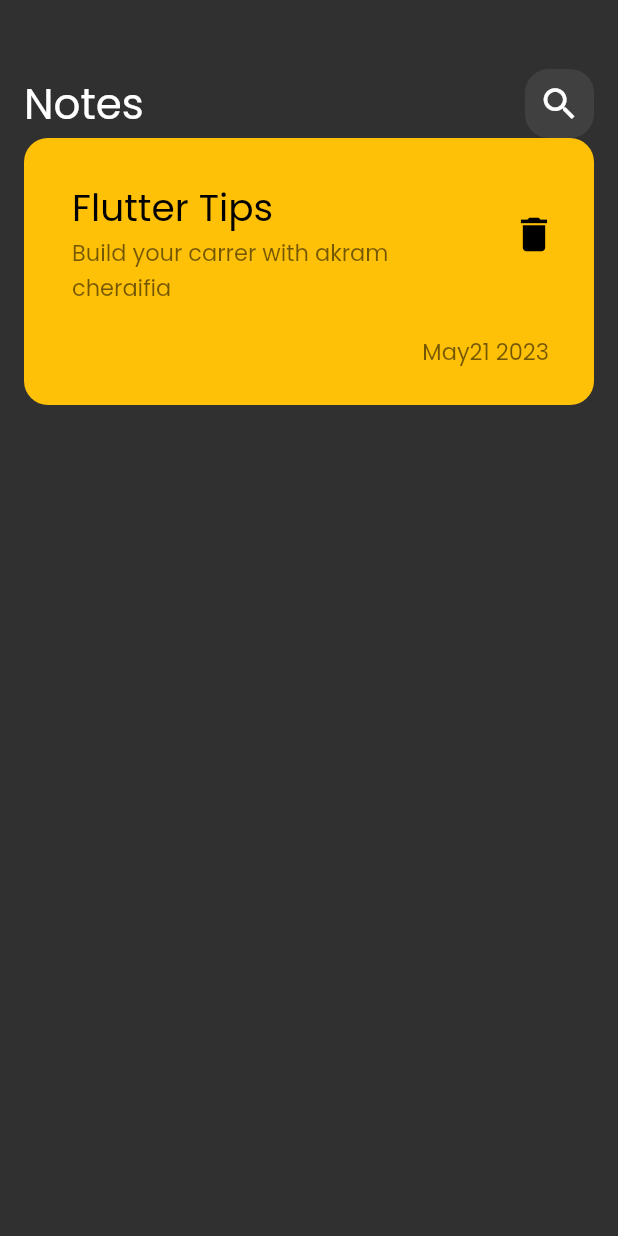
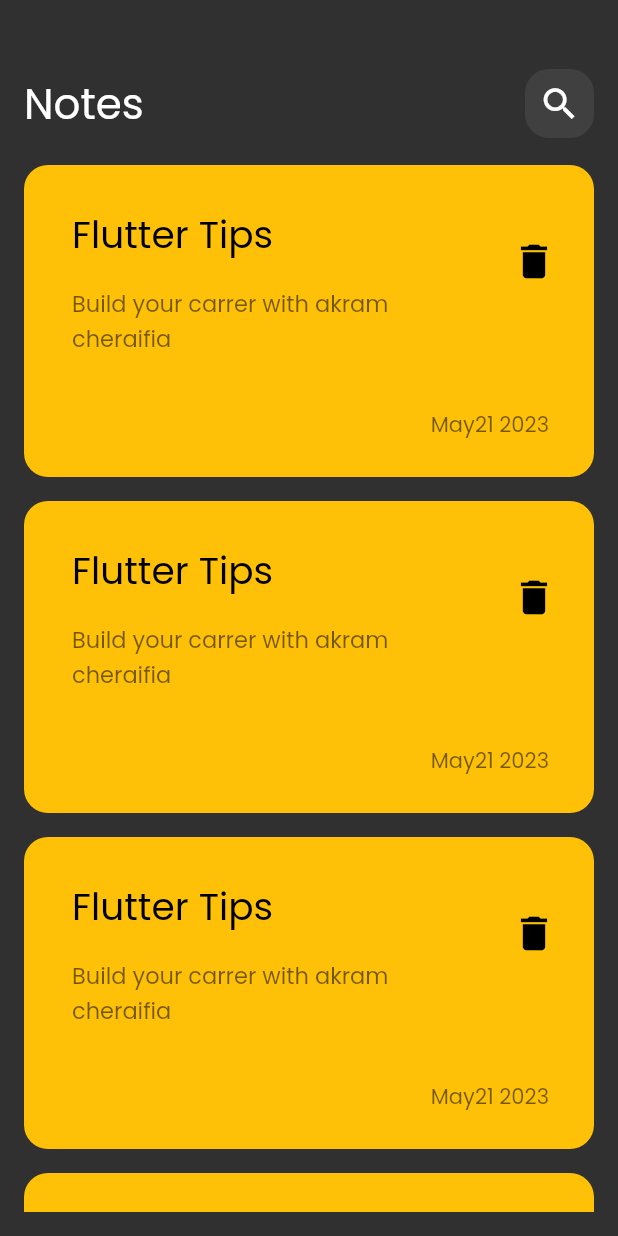
Before and after one commit to akramcheraifia/notes-app, a Flutter app: the screen it shows after launch, on a phone screen of 412 x 824 dp. Run offline on Flutter 3.47's test engine with Material 2 defaults, Android fonts, the phone set to English and light mode, and no system bars.

Commit message:
item list view

```diff
--- /dev/null
+++ b/lib/components/notes_item.dart
@@ -0,0 +1,61 @@
+import 'package:flutter/cupertino.dart';
+import 'package:flutter/material.dart';
+
+class NotesItem extends StatelessWidget {
+  const NotesItem({
+    super.key,
+  });
+
+  @override
+  Widget build(BuildContext context) {
+    return Container(
+      padding: const EdgeInsets.only(
+        top: 24,
+        bottom: 24,
+        left: 16,
+      ),
+      decoration: BoxDecoration(
+          color: Colors.amber, borderRadius: BorderRadius.circular(16)),
+      child: Column(crossAxisAlignment: CrossAxisAlignment.end, children: [
+        ListTile(
+          title: const Text(
+            "Flutter Tips",
+            style: TextStyle(
+              color: Colors.black,
+              fontSize: 25,
+            ),
+          ),
+          subtitle: Padding(
+            padding: const EdgeInsets.only(
+              top: 16,
+              bottom: 16,
+            ),
+            child: Text('Build your carrer with akram cheraifia',
+                style: TextStyle(
+                  color: Colors.black.withOpacity(.55),
+                  fontSize: 15,
+                )),
+          ),
+          trailing: IconButton(
+              onPressed: () {},
+              icon: const Icon(
+                Icons.delete,
+                color: Colors.black,
+                size: 30,
+              )),
+        ),
+        SizedBox(
+          height: 16,
+        ),
+        Padding(
+          padding: const EdgeInsets.only(right: 30),
+          child: Text('May21 2023',
+              style: TextStyle(
+                color: Colors.black.withOpacity(.55),
+                fontSize: 14,
+              )),
+        )
+      ]),
+    );
+  }
+}
--- /dev/null
+++ b/lib/components/notes_listview.dart
@@ -0,0 +1,21 @@
+import 'package:flutter/material.dart';
+
+import 'notes_item.dart';
+
+class NotesListView extends StatelessWidget {
+  const NotesListView({super.key});
+
+  @override
+  Widget build(BuildContext context) {
+    return ListView.builder(
+      itemBuilder: ((context, index) {
+        return const Padding(
+          padding: EdgeInsets.symmetric(
+            vertical: 8,
+          ),
+          child: NotesItem(),
+        );
+      }),
+    );
+  }
+}
--- a/lib/views/notes_view.dart
+++ b/lib/views/notes_view.dart
@@ -1,7 +1,7 @@
 import 'package:flutter/material.dart';
-import 'package:notes_app/widgets/body.dart';
+import 'package:notes_app/widgets/notes_body.dart';
 
-import '../widgets/app_bar.dart';
+import '../widgets/notes_app_bar.dart';
 
 class NotesView extends StatelessWidget {
   const NotesView({super.key});
@@ -17,6 +17,9 @@ class NotesView extends StatelessWidget {
               height: 30,
             ),
             CustomAppBar(),
+            SizedBox(
+              height: 10,
+            ),
             CustomBody(),
           ],
         ),
--- a/lib/widgets/app_bar.dart
+++ /dev/null
@@ -1,21 +0,0 @@
-import 'package:flutter/material.dart';
-
-import '../components/search_icon.dart';
-
-class CustomAppBar extends StatelessWidget {
-  const CustomAppBar({super.key});
-
-  @override
-  Widget build(BuildContext context) {
-    return const Row(
-      mainAxisAlignment: MainAxisAlignment.spaceBetween,
-      children: [
-        Text(
-          'Notes',
-          style: TextStyle(fontSize: 28),
-        ),
-        SearchIcon()
-      ],
-    );
-  }
-}
--- a/lib/widgets/body.dart
+++ /dev/null
@@ -1,52 +0,0 @@
-import 'package:flutter/material.dart';
-
-class CustomBody extends StatelessWidget {
-  const CustomBody({super.key});
-
-  @override
-  Widget build(BuildContext context) {
-    return Container(
-      padding: const EdgeInsets.only(
-        top: 24,
-        bottom: 24,
-        left: 16,
-      ),
-      decoration: BoxDecoration(
-          color: Colors.amber, borderRadius: BorderRadius.circular(16)),
-      child: Column(crossAxisAlignment: CrossAxisAlignment.end, children: [
-        ListTile(
-          title: const Text(
-            "Flutter Tips",
-            style: TextStyle(
-              color: Colors.black,
-              fontSize: 25,
-            ),
-          ),
-          subtitle: Text('Build your carrer with akram cheraifia',
-              style: TextStyle(
-                color: Colors.black.withOpacity(.55),
-                fontSize: 15,
-              )),
-          trailing: IconButton(
-              onPressed: () {},
-              icon: const Icon(
-                Icons.delete,
-                color: Colors.black,
-                size: 30,
-              )),
-        ),
-        SizedBox(
-          height: 16,
-        ),
-        Padding(
-          padding: const EdgeInsets.only(right: 30),
-          child: Text('May21 2023',
-              style: TextStyle(
-                color: Colors.black.withOpacity(.55),
-                fontSize: 15,
-              )),
-        )
-      ]),
-    );
-  }
-}
--- /dev/null
+++ b/lib/widgets/notes_app_bar.dart
@@ -0,0 +1,21 @@
+import 'package:flutter/material.dart';
+
+import '../components/search_icon.dart';
+
+class CustomAppBar extends StatelessWidget {
+  const CustomAppBar({super.key});
+
+  @override
+  Widget build(BuildContext context) {
+    return const Row(
+      mainAxisAlignment: MainAxisAlignment.spaceBetween,
+      children: [
+        Text(
+          'Notes',
+          style: TextStyle(fontSize: 28),
+        ),
+        SearchIcon()
+      ],
+    );
+  }
+}
--- /dev/null
+++ b/lib/widgets/notes_body.dart
@@ -0,0 +1,12 @@
+import 'package:flutter/material.dart';
+
+import '../components/notes_listview.dart';
+
+class CustomBody extends StatelessWidget {
+  const CustomBody({super.key});
+
+  @override
+  Widget build(BuildContext context) {
+    return const Expanded(child: NotesListView());
+  }
+}
```
